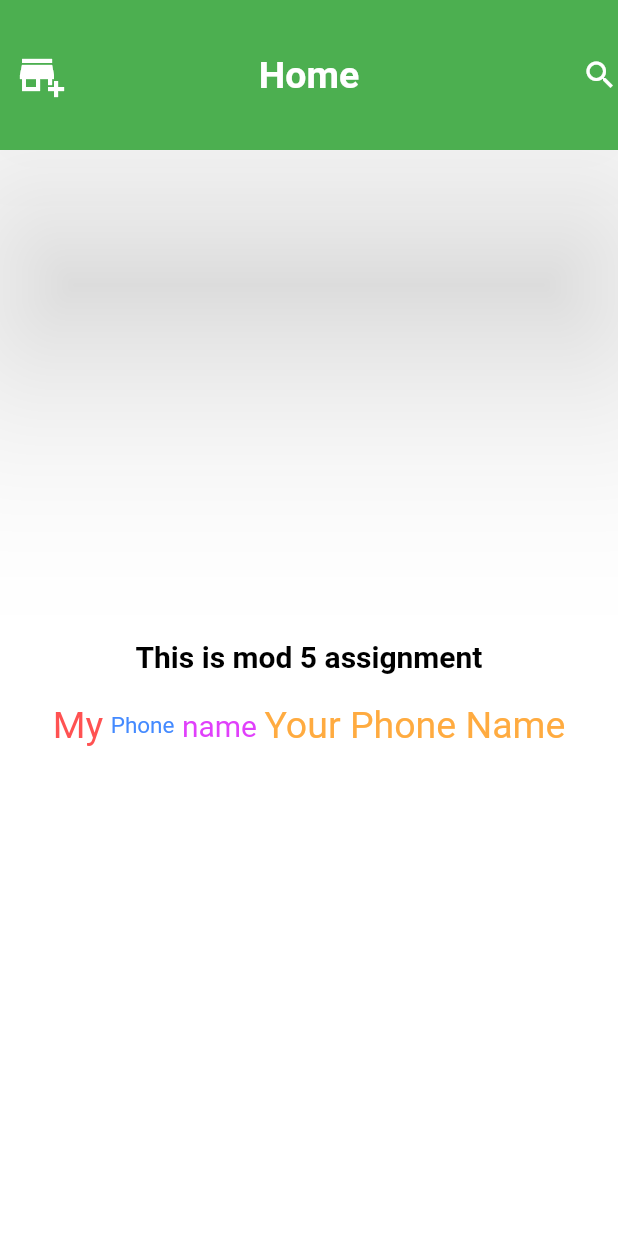
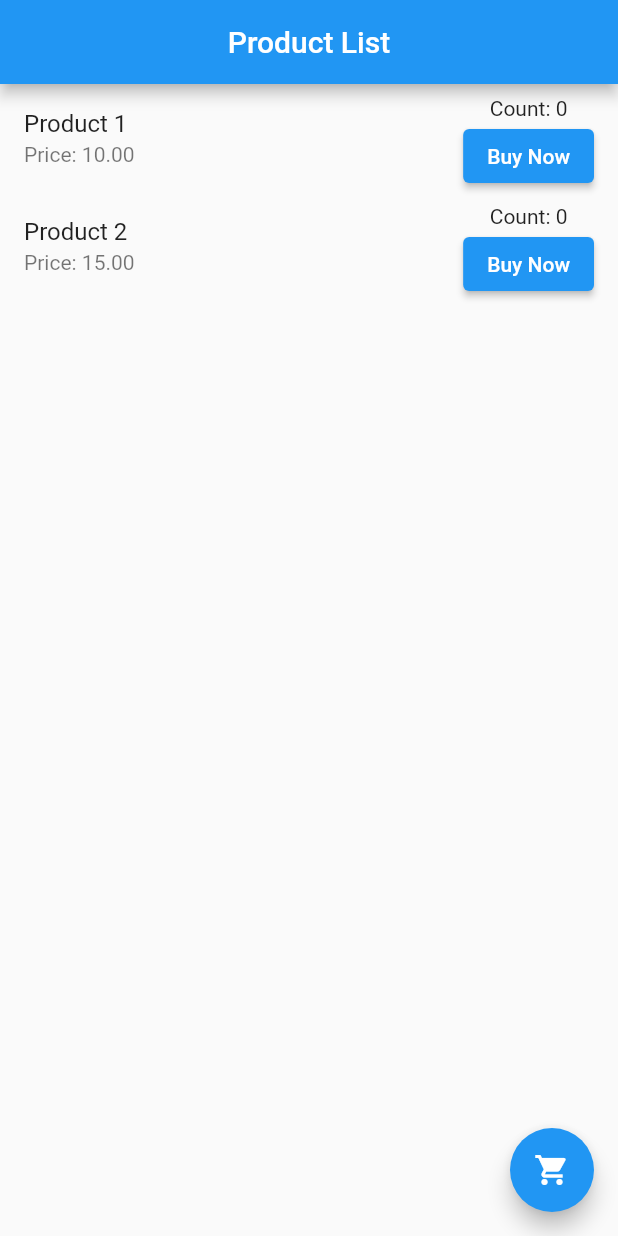
Before and after one commit to sabsar42/ostad_submission_flutter, a Flutter app: the screen it shows after launch, on a phone screen of 412 x 824 dp. Run offline on Flutter 3.47's test engine with Material 2 defaults, Android fonts, the phone set to English and light mode, and no system bars.

Commit message:
Total Count need to change

```diff
--- a/lib/main.dart
+++ b/lib/main.dart
@@ -1,92 +1,163 @@
 import 'package:flutter/material.dart';
 
 void main() {
-  runApp(const MyApp());
+  runApp(MyApp());
 }
 
 class MyApp extends StatelessWidget {
-  const MyApp({super.key});
+  const MyApp({Key? key}) : super(key: key);
 
   @override
   Widget build(BuildContext context) {
     return MaterialApp(
-        color: Colors.orange,
-        debugShowCheckedModeBanner: false,
-        home: HomeScreen());
+      home: CounterScreen(),
+    );
   }
 }
 
-class HomeScreen extends StatelessWidget {
+class CounterScreen extends StatefulWidget {
+  const CounterScreen({Key? key}) : super(key: key);
+
+  @override
+  State<StatefulWidget> createState() => _CounterState();
+}
+
+class Item {
+  String productName;
+  String productPrice;
+  int counter = 0;
+
+  Item(this.productName, this.productPrice, this.counter);
+}
+
+class _CounterState extends State<CounterScreen> {
+  List<Item> items = [
+    Item('Product 1', '10.00', 0),
+    Item('Product 2', '15.00', 0)
+  ];
+
+  var totalProduct = 0;
+
+  void checkCounterIncrease() {
+    for (int i = 0; i < items.length; i++) {
+      if (items[i].counter > 0) {
+        totalProduct++;
+      }
+    }
+  }
+
+  void _showAlertDialog(int totalCounter, int itemIndex) {
+    showDialog(
+      context: context,
+      builder: (BuildContext context) {
+        return AlertDialog(
+          title: Text('Congratulations'),
+          content: Text(
+              'You brought ${items[itemIndex].counter} product of  ${items[itemIndex].productName} '),
+          actions: <Widget>[
+            TextButton(
+              child: Text('Close'),
+              onPressed: () {
+                Navigator.of(context).pop();
+              },
+            ),
+          ],
+        );
+      },
+    );
+  }
+
   @override
   Widget build(BuildContext context) {
     return Scaffold(
-      backgroundColor: Colors.white,
       appBar: AppBar(
-        toolbarHeight: 100,
-        backgroundColor: Colors.green,
-        elevation: 70,
+        title: Text('Product List'),
         centerTitle: true,
-        title: Text(
-          'Home',
-          style: TextStyle(
-              color: Colors.white, fontSize: 25, fontWeight: FontWeight.bold),
-        ),
-        leading: Icon(
-          Icons.add_business,
-          color: Colors.white,
-          size: 32,
-        ),
-        actions: [
-          Positioned(
-            left: 50, // Adjust the position as needed
-            child: Icon(
-              Icons.search,
-              color: Colors.white,
+      ),
+      body: Column(
+        children: [
+          Expanded(
+            child: ListView.builder(
+              itemCount: items.length,
+              itemBuilder: (BuildContext context, int index) {
+                return ListTile(
+                  title: Text(items[index].productName),
+                  subtitle: Text('Price: ${items[index].productPrice}'),
+                  trailing: Row(
+                    mainAxisSize: MainAxisSize.min,
+                    children: [
+                      Column(
+                        children: [
+                          Text('Count: ${items[index].counter.toString()}'),
+                          // SizedBox(height: 3),
+                          ElevatedButton(
+                            onPressed: () {
+                              setState(() {
+                                items[index].counter++;
+                                // int totalCounter = items.fold(0, (sum, item) => sum + item.counter);
+                                if (items[index].counter >= 5) {
+                                  _showAlertDialog(items[index].counter, index);
+                                }
+                              });
+                            },
+                            child: Row(
+                              children: [
+                                Text('Buy Now'),
+                              ],
+                            ),
+                          ),
+                        ],
+                      ),
+                    ],
+                  ),
+                );
+              },
             ),
           ),
         ],
       ),
+      floatingActionButton: FloatingActionButton(
+        onPressed: () {
+          checkCounterIncrease();
+          Navigator.push(context, MaterialPageRoute(builder: (context) {
+            return CartScreen(productCount: totalProduct);
+            totalProduct=0;
+          }));
+          totalProduct=0;
+        },
+        child: Icon(Icons.shopping_cart),
+
+      ),
+    );
+  }
+}
+
+class CartScreen extends StatelessWidget {
+  final int productCount;
+
+  const CartScreen({super.key, required this.productCount});
+
+  @override
+  Widget build(BuildContext context) {
+    return Scaffold(
+      appBar: AppBar(
+        title: Text('Cart'),
+        leading: IconButton(
+          onPressed: () {
+            Navigator.pop(
+              context,
+              MaterialPageRoute(
+                builder: (context) => CounterScreen(),
+              ),
+            );
+          },
+          icon: Icon(Icons.arrow_back_outlined),
+        ),
+      ),
       body: Center(
-        child: Column(
-          mainAxisAlignment: MainAxisAlignment.center,
-          crossAxisAlignment: CrossAxisAlignment.center,
-          children: [
-            Text(
-              'This is mod 5 assignment',
-              style: TextStyle(
-                  color: Colors.black,
-                  fontSize: 20,
-                  fontWeight: FontWeight.bold),
-            ),
-            SizedBox(height: 20),
-            Row(
-              mainAxisAlignment: MainAxisAlignment.center,
-              children: [
-                Text(
-                  'My',
-                  style: TextStyle(color: Colors.redAccent, fontSize: 25),
-                ),
-                SizedBox(width: 5),
-                Text(
-                  'Phone',
-                  style: TextStyle(color: Colors.blueAccent, fontSize: 15),
-                ),
-                SizedBox(width: 5),
-                Text(
-                  'name',
-                  style: TextStyle(color: Colors.purpleAccent, fontSize: 20),
-                ),
-                SizedBox(width: 5),
-                Text(
-                  'Your Phone Name',
-                  style: TextStyle(
-                    color: Colors.orangeAccent,
-                    fontSize: 25,
-                  ),
-                ),
-              ],
-            ),
-          ],
+        child: Text(
+          'Total Products :   $productCount ',
+          style: TextStyle(fontSize: 24),
         ),
       ),
     );
```
